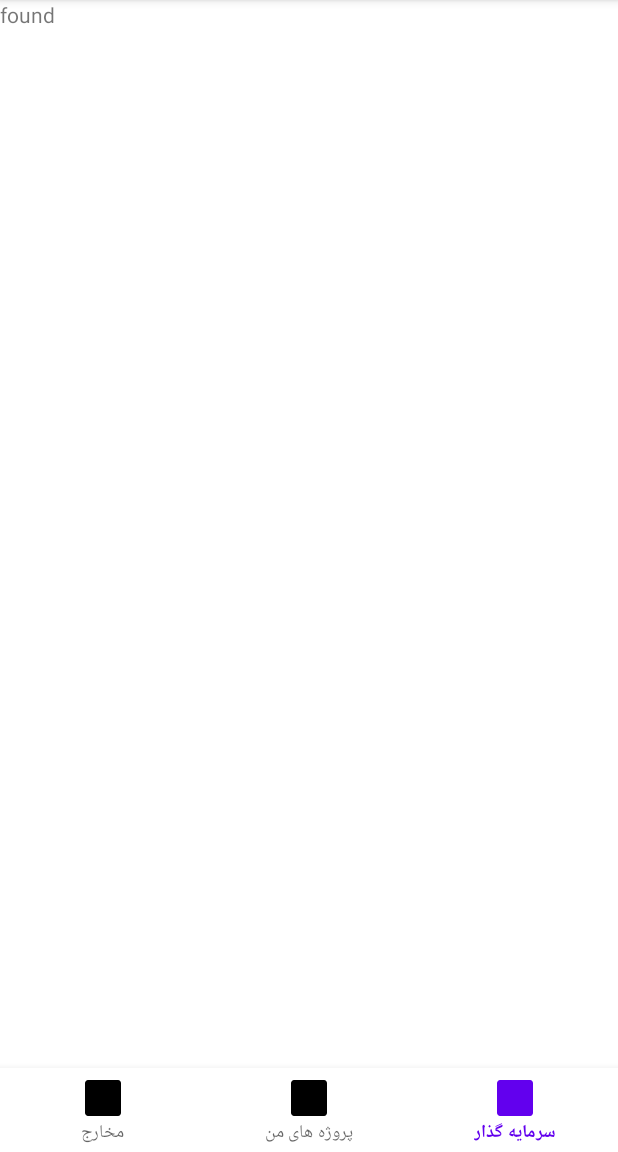
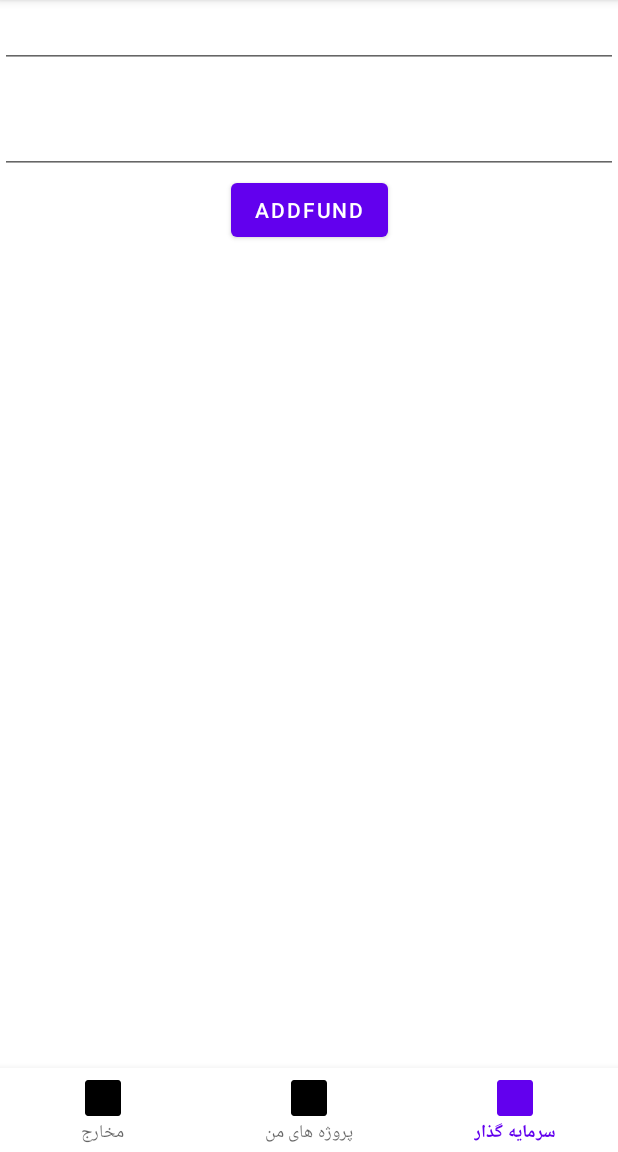
Before and after one commit to masoudalipoor/IHomeByMe, an Android app: the screen it shows after launch (MainActivity), item 3 of the bottom bar chosen, on a phone screen of 412 x 824 dp, the part 84-1236 px from its top. Run offline under Robolectric (Android 15) with nearby library versions, the phone set to English and light mode, and no system bars; our stand-ins replace Dagger/Hilt's generated code, Room's generated code; libraries missing offline, so code that uses them is left out: androidx.hilt.lifecycle.

Commit message:
Loading fund page

```diff
--- a/app/src/main/java/com/example/ihomebyme/activity/MainActivity.kt
+++ b/app/src/main/java/com/example/ihomebyme/activity/MainActivity.kt
@@ -2,6 +2,7 @@ package com.example.ihomebyme.activity
 
 import androidx.appcompat.app.AppCompatActivity
 import android.os.Bundle
+import android.view.MenuItem
 import androidx.fragment.app.Fragment
 import androidx.fragment.app.commit
 import com.example.ihomebyme.R
--- /dev/null
+++ b/app/src/main/java/com/example/ihomebyme/adapter/ProjectAdapter.kt
@@ -0,0 +1,47 @@
+package com.example.ihomebyme.adapter
+
+import android.content.Context
+import android.view.LayoutInflater
+import android.view.View
+import android.view.ViewGroup
+import android.widget.TextView
+import androidx.recyclerview.widget.RecyclerView
+import com.example.ihomebyme.R
+import com.example.ihomebyme.db.dao.ProjectDao
+import com.example.ihomebyme.db.entity.ProjectEntity
+import kotlinx.android.synthetic.main.projects_list.view.*
+
+class ProjectAdapter constructor(
+    private var context: Context?,
+    private var listOfProjects: List<ProjectEntity>?
+) : RecyclerView.Adapter<ProjectAdapter.ViewHolderProject>() {
+
+
+    override fun onCreateViewHolder(parent: ViewGroup, viewType: Int): ViewHolderProject =
+        ViewHolderProject(
+            LayoutInflater.from(context).inflate(R.layout.projects_list, parent, false)
+        )
+
+    override fun onBindViewHolder(holder: ViewHolderProject, position: Int) {
+//        val project: ProjectEntity? = null
+        val project: ProjectEntity = listOfProjects!![position]
+
+        with(holder) {
+            nameProject.text =  project.projectName
+        }
+
+//        project.let { listOfProjects?.get(position) }
+//            .also {
+//                holder.nameProject.text = it?.projectName
+//            }
+    }
+
+
+    override fun getItemCount(): Int = listOfProjects?.size!!
+
+    class ViewHolderProject(view: View) : RecyclerView.ViewHolder(view) {
+
+        val nameProject = view.showProjectNameTxtView
+        val removeItem = view.removeItemImageView
+    }
+}
--- a/app/src/main/java/com/example/ihomebyme/db/HomeByMeDatabase.kt
+++ b/app/src/main/java/com/example/ihomebyme/db/HomeByMeDatabase.kt
@@ -9,4 +9,5 @@ import com.example.ihomebyme.db.entity.ProjectEntity
 abstract class HomeByMeDatabase : RoomDatabase() {
 
     abstract fun projectDao(): ProjectDao
+//    abstract fun fundDao(): FundDao
 }
--- a/app/src/main/java/com/example/ihomebyme/db/dao/DatabaseUtils.kt
+++ /dev/null
@@ -1,5 +0,0 @@
-package com.example.ihomebyme.db.dao
-
-object DatabaseUtils {
-
-}
--- a/app/src/main/java/com/example/ihomebyme/db/dao/ProjectDao.kt
+++ b/app/src/main/java/com/example/ihomebyme/db/dao/ProjectDao.kt
@@ -1,8 +1,7 @@
 package com.example.ihomebyme.db.dao
 
-import androidx.room.Dao
-import androidx.room.Insert
-import androidx.room.OnConflictStrategy
+import androidx.lifecycle.LiveData
+import androidx.room.*
 import com.example.ihomebyme.db.entity.ProjectEntity
 
 @Dao
@@ -10,4 +9,13 @@ interface ProjectDao {
 
     @Insert(onConflict = OnConflictStrategy.REPLACE)
     suspend fun insert(projectEntity: ProjectEntity)
+
+    @Query(QueryUtils.QUERY_SELECT_ALL_PROJECTS)
+    fun getAllProjects(): LiveData<List<ProjectEntity>>
+
+    @Delete
+    suspend fun deleteAll(projects: List<ProjectEntity>)
+
+//    @Query("Delete From projects Where id in (:ids)")
+//    fun deleteItemProject(ids: List<Long>)
 }
--- a/app/src/main/java/com/example/ihomebyme/di/DatabaseModule.kt
+++ b/app/src/main/java/com/example/ihomebyme/di/DatabaseModule.kt
@@ -15,7 +15,6 @@ import javax.inject.Singleton
 @InstallIn(ApplicationComponent::class)
 class DatabaseModule {
 
-
     @Singleton
     @Provides
     fun provideDatabase(@ApplicationContext context: Context) =
@@ -25,4 +24,8 @@ class DatabaseModule {
     @Provides
     fun provide(db: HomeByMeDatabase): ProjectDao =
         db.projectDao()
+
+//    @Provides
+//    fun provideFundDao(db: HomeByMeDatabase): FundDao =
+//        db.fundDao()
 }
--- /dev/null
+++ b/app/src/main/java/com/example/ihomebyme/fragment/ViewModelUtils.kt
@@ -0,0 +1,10 @@
+package com.example.ihomebyme.fragment
+
+import androidx.fragment.app.Fragment
+import androidx.lifecycle.ViewModel
+import androidx.lifecycle.ViewModelProviders
+
+inline fun <reified R : ViewModel> Fragment.viewModel() = lazy { getViewModel<R>() }
+
+inline fun <reified R : ViewModel> Fragment.getViewModel() =
+    ViewModelProviders.of(this).get(R::class.java)
--- a/app/src/main/java/com/example/ihomebyme/fragment/fund/FundFragment.kt
+++ b/app/src/main/java/com/example/ihomebyme/fragment/fund/FundFragment.kt
@@ -2,59 +2,15 @@ package com.example.ihomebyme.fragment.fund
 
 import android.os.Bundle
 import androidx.fragment.app.Fragment
-import android.view.LayoutInflater
 import android.view.View
-import android.view.ViewGroup
 import com.example.ihomebyme.R
+import com.example.ihomebyme.fragment.getViewModel
 
-// TODO: Rename parameter arguments, choose names that match
-// the fragment initialization parameters, e.g. ARG_ITEM_NUMBER
-private const val ARG_PARAM1 = "param1"
-private const val ARG_PARAM2 = "param2"
+class FoundFragment : Fragment(R.layout.fragment_found) {
 
-/**
- * A simple [Fragment] subclass.
- * Use the [FoundFragment.newInstance] factory method to
- * create an instance of this fragment.
- */
-class FoundFragment : Fragment() {
-    // TODO: Rename and change types of parameters
-    private var param1: String? = null
-    private var param2: String? = null
+    override fun onViewCreated(view: View, savedInstanceState: Bundle?) {
+        super.onViewCreated(view, savedInstanceState)
 
-    override fun onCreate(savedInstanceState: Bundle?) {
-        super.onCreate(savedInstanceState)
-        arguments?.let {
-            param1 = it.getString(ARG_PARAM1)
-            param2 = it.getString(ARG_PARAM2)
-        }
-    }
-
-    override fun onCreateView(
-        inflater: LayoutInflater, container: ViewGroup?,
-        savedInstanceState: Bundle?
-    ): View? {
-        // Inflate the layout for this fragment
-        return inflater.inflate(R.layout.fragment_found, container, false)
-    }
-
-    companion object {
-        /**
-         * Use this factory method to create a new instance of
-         * this fragment using the provided parameters.
-         *
-         * @param param1 Parameter 1.
-         * @param param2 Parameter 2.
-         * @return A new instance of fragment FoundFragment.
-         */
-        // TODO: Rename and change types and number of parameters
-        @JvmStatic
-        fun newInstance(param1: String, param2: String) =
-            FoundFragment().apply {
-                arguments = Bundle().apply {
-                    putString(ARG_PARAM1, param1)
-                    putString(ARG_PARAM2, param2)
-                }
-            }
+        val viewmodel = getViewModel<FundViewModel>()
     }
 }
--- /dev/null
+++ b/app/src/main/java/com/example/ihomebyme/fragment/fund/FundViewModel.kt
@@ -0,0 +1,11 @@
+package com.example.ihomebyme.fragment.fund
+
+import android.util.Log
+import androidx.lifecycle.ViewModel
+
+class FundViewModel: ViewModel()  {
+
+    init {
+        Log.e("FundViewModel >>>> ", " init ")
+    }
+}
--- a/app/src/main/java/com/example/ihomebyme/fragment/projects/ProjectFragment.kt
+++ b/app/src/main/java/com/example/ihomebyme/fragment/projects/ProjectFragment.kt
@@ -3,9 +3,15 @@ package com.example.ihomebyme.fragment.projects
 import android.os.Bundle
 import android.view.View
 import androidx.fragment.app.Fragment
+import androidx.fragment.app.FragmentActivity
 import androidx.fragment.app.viewModels
+import androidx.lifecycle.ViewModel
+import androidx.lifecycle.ViewModelProviders
+import androidx.recyclerview.widget.GridLayoutManager
 import com.example.ihomebyme.R
+import com.example.ihomebyme.adapter.ProjectAdapter
 import com.example.ihomebyme.db.entity.ProjectEntity
+import com.example.ihomebyme.fragment.getViewModel
 import dagger.hilt.android.AndroidEntryPoint
 import kotlinx.android.synthetic.main.fragment_project.*
 
@@ -13,16 +19,34 @@ import kotlinx.android.synthetic.main.fragment_project.*
 @AndroidEntryPoint
 class ProjectFragment : Fragment(R.layout.fragment_project) {
 
-    private val viewModel: ProjectViewModel  by viewModels()
+    //    private val viewModel: ProjectViewModel by viewModels()
 
     override fun onViewCreated(view: View, savedInstanceState: Bundle?) {
         super.onViewCreated(view, savedInstanceState)
+        val viewModel = getViewModel<ProjectViewModel>()
 
-        addNewProjectButton.setOnClickListener {
-            val name = projectNameEditText.text.toString()
-            viewModel.insertProject(ProjectEntity(name))
+        with(viewModel) {
+            addNewProjectButton.setOnClickListener {
+                projectNameEditText.apply {
+                    insertProject(ProjectEntity(text.toString()))
+                }
+            }
+
+            getProjects.observe(viewLifecycleOwner) { projects ->
+                initRecyclerView(listOfProjects = projects)
+
+                deleteAllButton.setOnClickListener {
+                    delete(projects)
+                }
+            }
+        }
+
+    }
+
+    fun initRecyclerView(listOfProjects: List<ProjectEntity>) {
+        projectsRecyclerView.apply {
+            layoutManager = GridLayoutManager(context, 2)
+            adapter = ProjectAdapter(context, listOfProjects)
         }
     }
-
-
 }
--- a/app/src/main/java/com/example/ihomebyme/fragment/projects/ProjectViewModel.kt
+++ b/app/src/main/java/com/example/ihomebyme/fragment/projects/ProjectViewModel.kt
@@ -1,6 +1,8 @@
 package com.example.ihomebyme.fragment.projects
 
+import android.util.Log
 import androidx.hilt.lifecycle.ViewModelInject
+import androidx.lifecycle.LiveData
 import androidx.lifecycle.ViewModel
 import androidx.lifecycle.viewModelScope
 import com.example.ihomebyme.db.dao.ProjectDao
@@ -9,11 +11,21 @@ import kotlinx.coroutines.launch
 
 //@HiltViewModel
 class ProjectViewModel @ViewModelInject constructor(
-    var projectDao: ProjectDao
+    private var projectDao: ProjectDao
 ) : ViewModel() {
 
+    init {
+        Log.e("ProjectViewModel >>>> ", " init ")
+    }
+
+    val getProjects: LiveData<List<ProjectEntity>> = projectDao.getAllProjects()
 
     fun insertProject(projectEntity: ProjectEntity) = viewModelScope.launch {
         projectDao.insert(projectEntity)
     }
+
+    fun delete(projects: List<ProjectEntity>) = viewModelScope.launch {
+        projectDao.deleteAll(projects)
+    }
+
 }
--- a/app/src/main/res/layout/fragment_found.xml
+++ b/app/src/main/res/layout/fragment_found.xml
@@ -1,14 +1,30 @@
 <?xml version="1.0" encoding="utf-8"?>
-<FrameLayout xmlns:android="http://schemas.android.com/apk/res/android"
+<androidx.constraintlayout.widget.ConstraintLayout xmlns:android="http://schemas.android.com/apk/res/android"
+    xmlns:app="http://schemas.android.com/apk/res-auto"
     xmlns:tools="http://schemas.android.com/tools"
     android:layout_width="match_parent"
     android:layout_height="match_parent"
     tools:context=".fragment.fund.FoundFragment">
 
-    <!-- TODO: Update blank fragment layout -->
-    <TextView
+    <androidx.appcompat.widget.AppCompatEditText
+        android:id="@+id/fundNameEditText"
         android:layout_width="match_parent"
-        android:layout_height="match_parent"
-        android:text="found" />
+        android:layout_height="wrap_content" />
 
-</FrameLayout>
+    <androidx.appcompat.widget.AppCompatEditText
+        android:id="@+id/fundPayEditText"
+        android:layout_width="match_parent"
+        android:layout_height="wrap_content"
+        android:layout_marginTop="25dp"
+        app:layout_constraintTop_toBottomOf="@+id/fundNameEditText" />
+
+    <Button
+        android:id="@+id/addFundButton"
+        android:layout_width="wrap_content"
+        android:layout_height="wrap_content"
+        android:text="addFund"
+        app:layout_constraintEnd_toEndOf="parent"
+        app:layout_constraintStart_toStartOf="parent"
+        app:layout_constraintTop_toBottomOf="@+id/fundPayEditText" />
+
+</androidx.constraintlayout.widget.ConstraintLayout>
```
Also changed, not shown: app/build.gradle (+7 -0 lines), app/src/main/java/com/example/ihomebyme/db/dao/FundDao.kt (added, +9 -0 lines), app/src/main/java/com/example/ihomebyme/db/dao/QueryUtils.kt (added, +16 -0 lines), app/src/main/java/com/example/ihomebyme/db/entity/FundEntity.kt (added, +11 -0 lines), app/src/main/res/layout/fragment_project.xml (+14 -0 lines), app/src/main/res/layout/projects_list.xml (added, +28 -0 lines).
